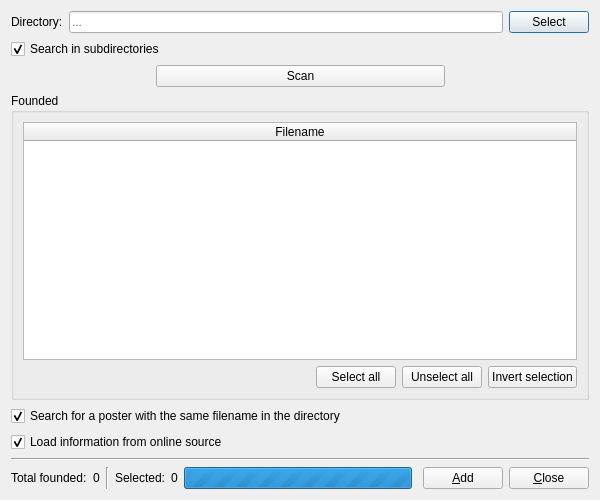
This is src/filmscannerwindow.ui in eugene-melnik/alexandra as Qt 5 draws it before an edit. The edited form follows.
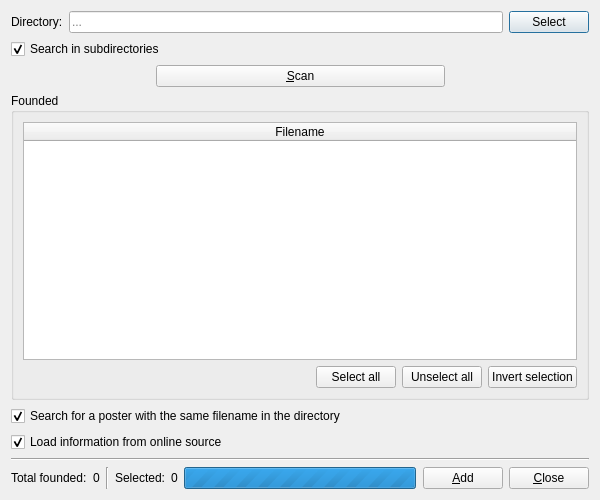
This is the edited form. Icons and pictures are not drawn.

The edit to the form file:
```diff
--- a/src/filmscannerwindow.ui
+++ b/src/filmscannerwindow.ui
@@ -89,7 +89,7 @@
      <item>
       <widget class="QPushButton" name="bScan">
        <property name="text">
-        <string>Scan</string>
+        <string>&amp;Scan</string>
        </property>
       </widget>
      </item>
@@ -278,7 +278,7 @@
        </property>
        <property name="sizeHint" stdset="0">
         <size>
-         <width>5</width>
+         <width>1</width>
          <height>20</height>
         </size>
        </property>
```
Left out of the diff: 22 changed lines with no effect on the pictures.
